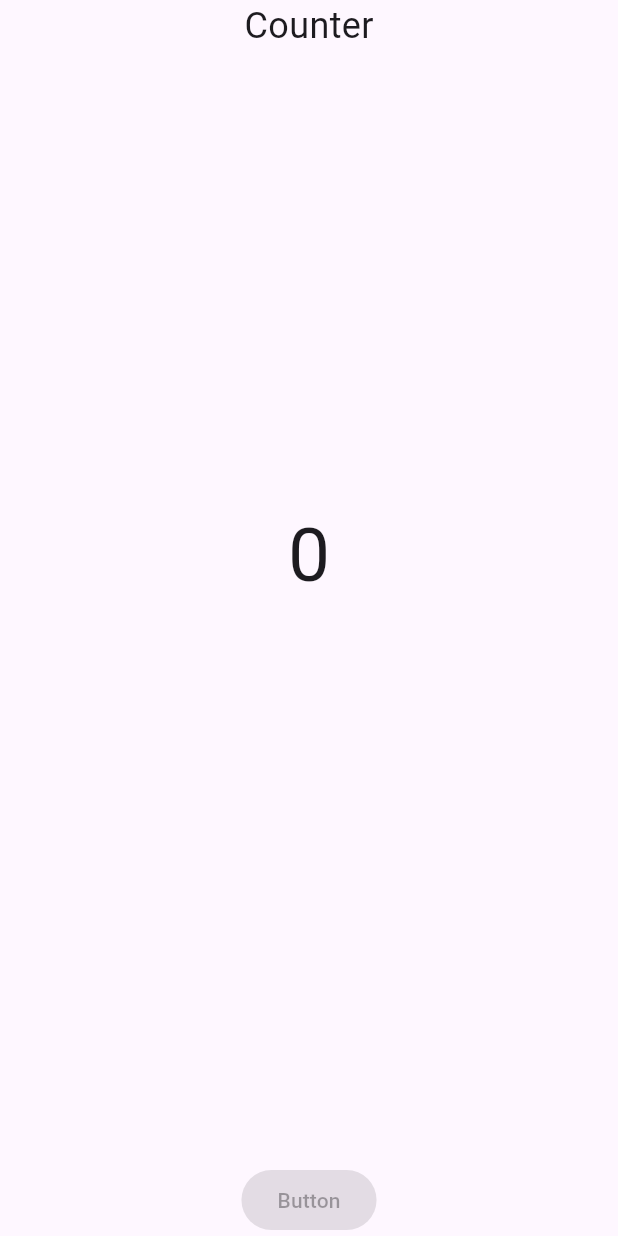
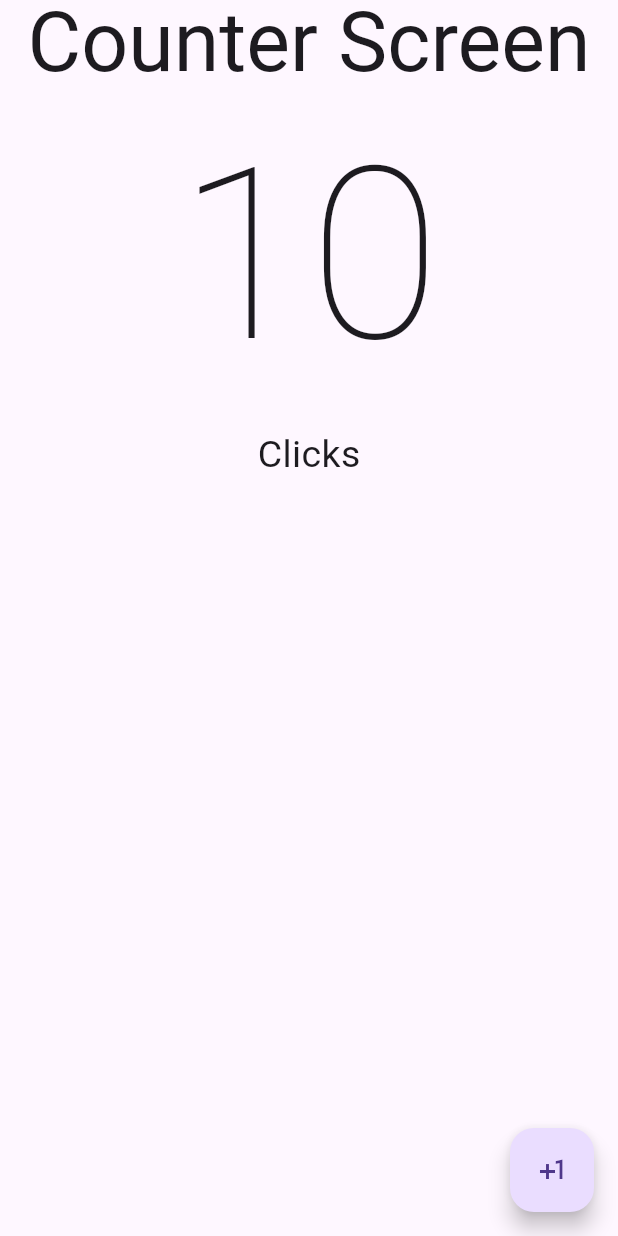
Before and after one commit to JasonDGian/Jandula-DesInt, a Flutter app: the screen it shows after launch, on a phone screen of 412 x 824 dp. Run offline on Flutter 3.47's test engine with Material 3 defaults, Android fonts, the phone set to English and light mode, and no system bars.

Commit message:
aplicación test

```diff
--- a/Pruebas/test1/lib/presentation/screens/counter/counter_screen.dart
+++ b/Pruebas/test1/lib/presentation/screens/counter/counter_screen.dart
@@ -5,25 +5,22 @@ class CounterScreen extends StatelessWidget {
 
   @override
   Widget build(BuildContext context) {
-    return const Scaffold(
-
-
-      body: Center(
-        child: Column(
-          children: [
-            Text("Counter", style: TextStyle(fontSize: 24)),
-            SizedBox(
-              height: 300,
-              width: 300,
-            ),
-            Expanded( child: Text('0', style: TextStyle(fontSize: 50),)),
-            ElevatedButton(onPressed: null, child: Text("Button"))] ),
-      )
-
-
-
-
-
+    //   Se utiliza la constante en tiempo de compilación por motivos de rendmiento.
+    return Scaffold(
+      appBar: AppBar(
+        title: const Center(child: Text("Counter Screen", style: TextStyle(fontSize: 55),)),
+      ),
+      body: const Center(
+        child: Column(mainAxisAlignment: MainAxisAlignment.center, children: [
+          Text("10",
+              style: TextStyle(fontSize: 160, fontWeight: FontWeight.w100)),
+          Expanded(child: Text('Clicks', style: TextStyle(fontSize: 25))),
+        ]),
+      ),
+      floatingActionButton: FloatingActionButton(
+        onPressed: () {},
+        child: const Icon(Icons.plus_one),
+      ),
     );
   }
 }
```
